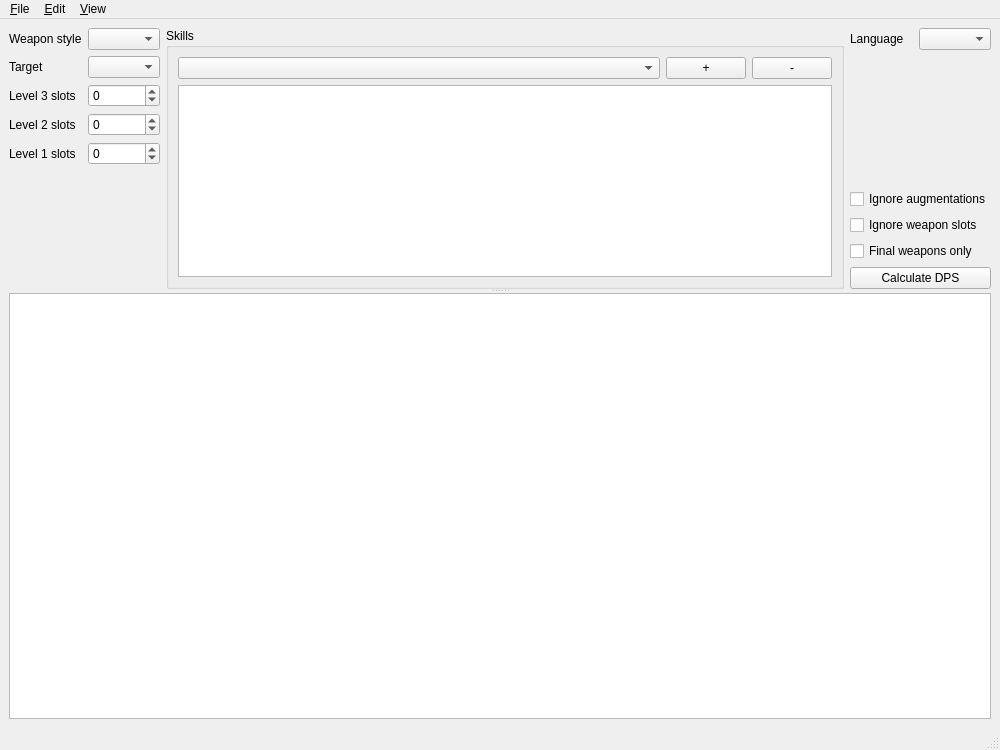
Old version of the form app/src/gui/MainWindow.ui in the repository GuB-42/mh-dps-calculator.
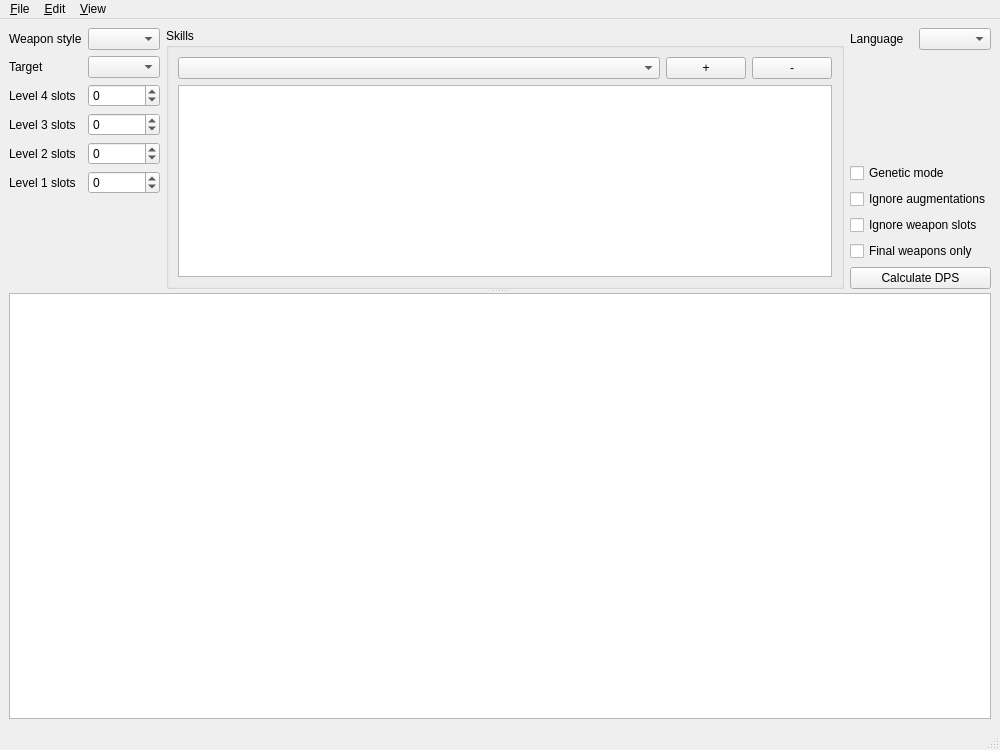
New version of the form. Icons and pictures are not drawn. Custom widgets are drawn as their Qt base class.

Commit message: computer selector, fix doubled weapon slots

```diff
--- a/app/src/gui/MainWindow.ui
+++ b/app/src/gui/MainWindow.ui
@@ -54,48 +54,62 @@
           <item row="1" column="1">
            <widget class="QComboBox" name="targetCb"/>
           </item>
-          <item row="2" column="0">
+          <item row="3" column="0">
            <widget class="QLabel" name="label_3">
             <property name="text">
              <string>Level 3 slots</string>
             </property>
            </widget>
           </item>
-          <item row="3" column="0">
+          <item row="4" column="0">
            <widget class="QLabel" name="label_4">
             <property name="text">
              <string>Level 2 slots</string>
             </property>
            </widget>
           </item>
-          <item row="4" column="0">
-           <widget class="QLabel" name="label_6">
-            <property name="text">
-             <string>Level 1 slots</string>
-            </property>
-           </widget>
-          </item>
-          <item row="2" column="1">
-           <widget class="QSpinBox" name="level3Slots">
-            <property name="minimum">
-             <number>-99</number>
-            </property>
-           </widget>
-          </item>
           <item row="3" column="1">
-           <widget class="QSpinBox" name="level2Slots">
+           <widget class="QSpinBox" name="level3Slots">
             <property name="minimum">
              <number>-99</number>
             </property>
            </widget>
           </item>
           <item row="4" column="1">
+           <widget class="QSpinBox" name="level2Slots">
+            <property name="minimum">
+             <number>-99</number>
+            </property>
+           </widget>
+          </item>
+          <item row="5" column="1">
            <widget class="QSpinBox" name="level1Slots">
             <property name="minimum">
              <number>-99</number>
             </property>
            </widget>
           </item>
+          <item row="5" column="0">
+           <widget class="QLabel" name="label_6">
+            <property name="text">
+             <string>Level 1 slots</string>
+            </property>
+           </widget>
+          </item>
+          <item row="2" column="0">
+           <widget class="QLabel" name="label_7">
+            <property name="text">
+             <string>Level 4 slots</string>
+            </property>
+           </widget>
+          </item>
+          <item row="2" column="1">
+           <widget class="QSpinBox" name="level4Slots">
+            <property name="minimum">
+             <number>-99</number>
+            </property>
+           </widget>
+          </item>
          </layout>
         </item>
         <item>
@@ -170,6 +184,13 @@
             </property>
            </spacer>
           </item>
+          <item>
+           <widget class="QCheckBox" name="geneticMode">
+            <property name="text">
+             <string>Genetic mode</string>
+            </property>
+           </widget>
+          </item>
           <item>
            <widget class="QCheckBox" name="ignoreAugmentations">
             <property name="text">
```
Left out of the diff: 2 changed lines with no effect on the pictures. The commit also changes 4 other files.
